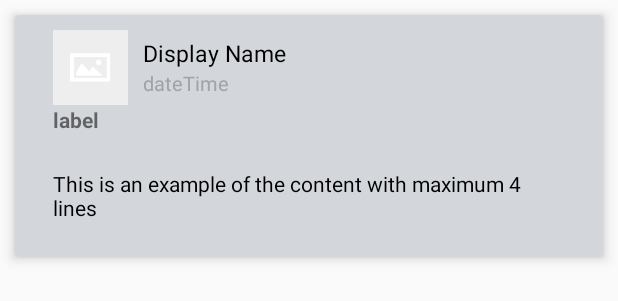
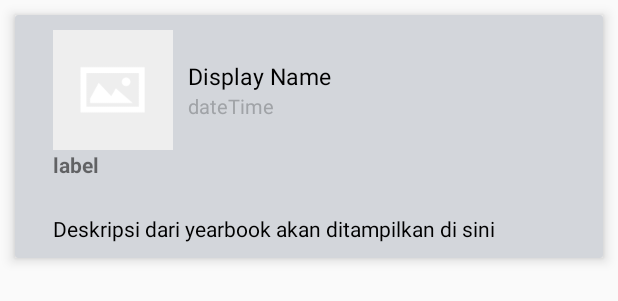
Before and after one commit to kadekParwanta/Stingray-Android, an Android app: the layout cardviewpost.xml on its own in the app's theme, with its tools: preview values and no code run, on a phone screen of 412 x 824 dp. Shown: the top 301 px of the screen. Run offline under Robolectric (Android 15) with nearby library versions, the phone set to English and light mode, and no system bars.

Commit message:
Improve design

```diff
--- a/app/src/main/res/layout/cardviewpost.xml
+++ b/app/src/main/res/layout/cardviewpost.xml
@@ -74,7 +74,7 @@
             android:paddingRight="@dimen/feed_item_status_pad_left_right"
             android:paddingTop="@dimen/feed_item_status_pad_top"
             android:textColor="@color/black"
-            android:text="This is an example of the content with maximum 4 lines"/>
+            android:text="Deskripsi dari yearbook akan ditampilkan di sini"/>
 
         <ImageView
             android:id="@+id/image"
@@ -83,6 +83,7 @@
             android:paddingLeft="@dimen/feed_item_status_pad_left_right"
             android:paddingTop="@dimen/feed_item_status_pad_top"
             android:paddingRight="@dimen/feed_item_status_pad_left_right"
+            android:visibility="gone"
             android:scaleType="fitXY"/>
 
 
--- a/app/src/main/res/values/dimens.xml
+++ b/app/src/main/res/values/dimens.xml
@@ -10,7 +10,7 @@
     <dimen name="feed_item_margin">10dp</dimen>
     <dimen name="feed_item_padding_top_bottom">20dp</dimen>
     <dimen name="feed_item_padding_left_right">15dp</dimen>
-    <dimen name="feed_item_profile_pic">50dp</dimen>
+    <dimen name="feed_item_profile_pic">80dp</dimen>
     <dimen name="feed_item_profile_info_padd">10dp</dimen>
     <dimen name="feed_item_profile_name">15sp</dimen>
     <dimen name="feed_item_timestamp">13dp</dimen>
```
Also changed, not shown: app/src/main/java/com/stingray/stingrayandroid/CardAdapter.java (+4 -8 lines), app/src/main/java/com/stingray/stingrayandroid/LoginActivity.java (+15 -15 lines).
